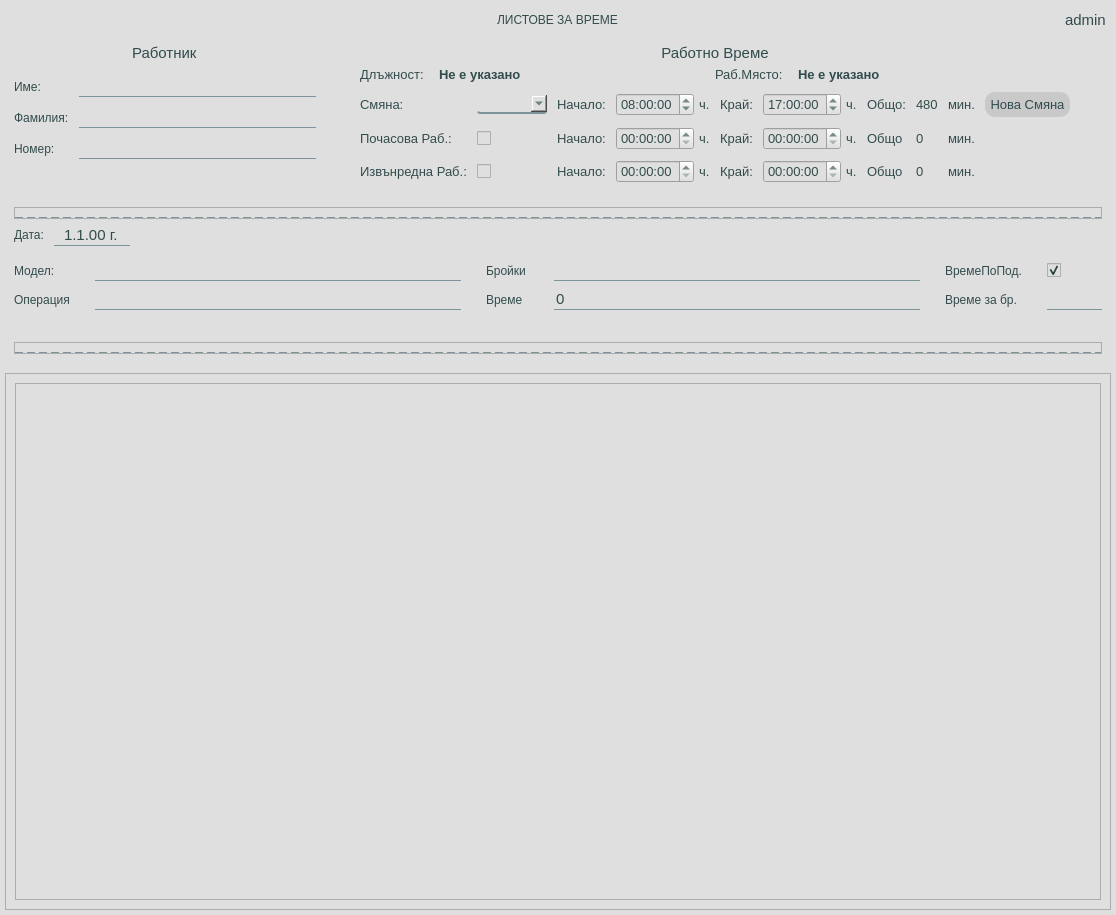
Old version of the form app/ui/widgets/customTimePapersWidget.ui in the repository DevilPhp/WorkSalary.v01.
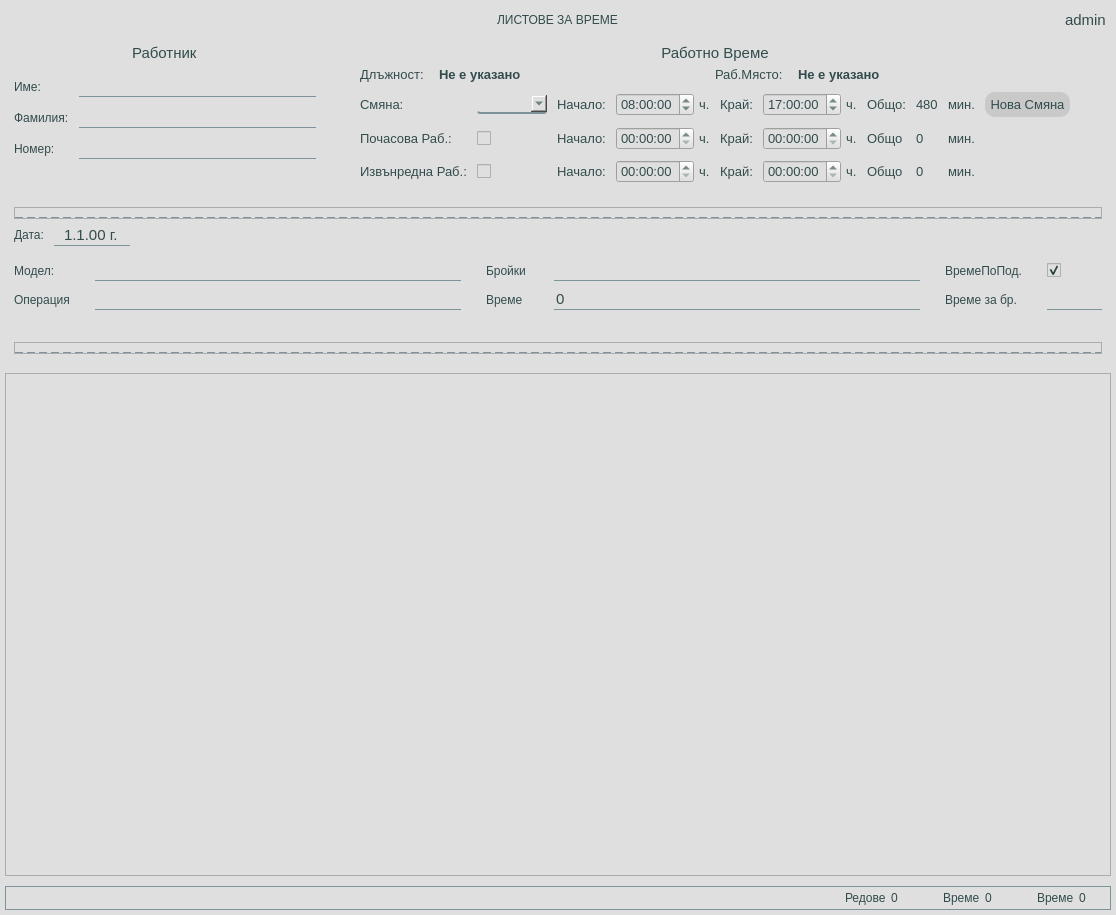
New version of the form. Icons and pictures are not drawn.

The edit to the form file:
```diff
--- a/app/ui/widgets/customTimePapersWidget.ui
+++ b/app/ui/widgets/customTimePapersWidget.ui
@@ -58,6 +58,13 @@
 	border-bottom: 1px solid #7c9399;
 }
 
+#statusBar {
+	border: 1px solid #7c9399;
+}
+#statusBar *{
+	font-size: 9pt;
+}
+
 #modelHolder QLabel, #newModelInfoHolder * , #widget_11 *{
 	font-size: 10pt;
 }
@@ -1348,7 +1355,7 @@
         <x>0</x>
         <y>0</y>
         <width>1104</width>
-        <height>508</height>
+        <height>472</height>
        </rect>
       </property>
       <layout class="QVBoxLayout" name="verticalLayout_12">
@@ -1368,66 +1375,221 @@
         <number>0</number>
        </property>
        <item>
-        <widget class="QWidget" name="widget_2" native="true">
-         <layout class="QVBoxLayout" name="verticalLayout_11">
-          <item>
-           <widget class="QTableView" name="timePapersForDayTableView">
-            <property name="focusPolicy">
-             <enum>Qt::NoFocus</enum>
-            </property>
-            <property name="styleSheet">
-             <string notr="true">QHeaderView:section{
-font: 700 10.5pt &quot;Segoe UI&quot;;
-background-color: #dfdfdf;
-padding-left: 10px;
-padding-top:10px;
-padding-right:10px;
-selection-background-color: #7f7f7f;
-}
-QVerticalView:section{
-min-height: 30;
-}
-QAbstractItemView{
-font: 10.5pt &quot;Segoe UI&quot;;
-selection-background-color: #545454;
-selection-color: #fefefe;
-}
-QAbstractItemView:item{
-	selection-background-color: #545454;
-	selection-color: #fefefe;
-}
-</string>
-            </property>
-            <property name="editTriggers">
-             <set>QAbstractItemView::AnyKeyPressed</set>
-            </property>
-            <property name="tabKeyNavigation">
-             <bool>false</bool>
-            </property>
-            <property name="alternatingRowColors">
-             <bool>true</bool>
-            </property>
-            <property name="selectionBehavior">
-             <enum>QAbstractItemView::SelectRows</enum>
-            </property>
-            <property name="sortingEnabled">
-             <bool>true</bool>
-            </property>
-            <property name="cornerButtonEnabled">
-             <bool>false</bool>
-            </property>
-            <attribute name="verticalHeaderVisible">
-             <bool>false</bool>
-            </attribute>
-           </widget>
-          </item>
-         </layout>
+        <widget class="QWidget" name="timePaperTableHolder" native="true">
+         <layout class="QVBoxLayout" name="verticalLayout_11"/>
         </widget>
        </item>
       </layout>
      </widget>
     </widget>
    </item>
+   <item>
+    <widget class="QWidget" name="statusBar" native="true">
+     <property name="minimumSize">
+      <size>
+       <width>0</width>
+       <height>0</height>
+      </size>
+     </property>
+     <layout class="QHBoxLayout" name="horizontalLayout_18">
+      <property name="spacing">
+       <number>10</number>
+      </property>
+      <property name="leftMargin">
+       <number>5</number>
+      </property>
+      <property name="topMargin">
+       <number>5</number>
+      </property>
+      <property name="rightMargin">
+       <number>5</number>
+      </property>
+      <property name="bottomMargin">
+       <number>5</number>
+      </property>
+      <item>
+       <widget class="QWidget" name="widget_2" native="true">
+        <layout class="QHBoxLayout" name="horizontalLayout_21">
+         <property name="spacing">
+          <number>10</number>
+         </property>
+         <property name="leftMargin">
+          <number>0</number>
+         </property>
+         <property name="topMargin">
+          <number>0</number>
+         </property>
+         <property name="rightMargin">
+          <number>0</number>
+         </property>
+         <property name="bottomMargin">
+          <number>0</number>
+         </property>
+        </layout>
+       </widget>
+      </item>
+      <item alignment="Qt::AlignLeft">
+       <widget class="QWidget" name="widget_8" native="true">
+        <layout class="QHBoxLayout" name="horizontalLayout_19">
+         <property name="spacing">
+          <number>10</number>
+         </property>
+         <property name="leftMargin">
+          <number>0</number>
+         </property>
+         <property name="topMargin">
+          <number>0</number>
+         </property>
+         <property name="rightMargin">
+          <number>0</number>
+         </property>
+         <property name="bottomMargin">
+          <number>0</number>
+         </property>
+        </layout>
+       </widget>
+      </item>
+      <item alignment="Qt::AlignRight">
+       <widget class="QWidget" name="widget_9" native="true">
+        <property name="minimumSize">
+         <size>
+          <width>0</width>
+          <height>0</height>
+         </size>
+        </property>
+        <layout class="QHBoxLayout" name="horizontalLayout_20">
+         <property name="spacing">
+          <number>45</number>
+         </property>
+         <property name="leftMargin">
+          <number>0</number>
+         </property>
+         <property name="topMargin">
+          <number>0</number>
+         </property>
+         <property name="rightMargin">
+          <number>20</number>
+         </property>
+         <property name="bottomMargin">
+          <number>0</number>
+         </property>
+         <item>
+          <widget class="QWidget" name="widget_16" native="true">
+           <layout class="QHBoxLayout" name="horizontalLayout_24">
+            <property name="spacing">
+             <number>5</number>
+            </property>
+            <property name="leftMargin">
+             <number>0</number>
+            </property>
+            <property name="topMargin">
+             <number>0</number>
+            </property>
+            <property name="rightMargin">
+             <number>0</number>
+            </property>
+            <property name="bottomMargin">
+             <number>0</number>
+            </property>
+            <item>
+             <widget class="QLabel" name="label_36">
+              <property name="text">
+               <string>Редове</string>
+              </property>
+             </widget>
+            </item>
+            <item>
+             <widget class="QLabel" name="label_37">
+              <property name="text">
+               <string>0</string>
+              </property>
+             </widget>
+            </item>
+           </layout>
+          </widget>
+         </item>
+         <item>
+          <widget class="QWidget" name="widget_10" native="true">
+           <layout class="QHBoxLayout" name="horizontalLayout_22">
+            <property name="spacing">
+             <number>5</number>
+            </property>
+            <property name="leftMargin">
+             <number>0</number>
+            </property>
+            <property name="topMargin">
+             <number>0</number>
+            </property>
+            <property name="rightMargin">
+             <number>0</number>
+            </property>
+            <property name="bottomMargin">
+             <number>0</number>
+            </property>
+            <item>
+             <widget class="QLabel" name="label_38">
+              <property name="text">
+               <string>Време</string>
+              </property>
+             </widget>
+            </item>
+            <item>
+             <widget class="QLabel" name="label_39">
+              <property name="text">
+               <string>0</string>
+              </property>
+             </widget>
+            </item>
+           </layout>
+          </widget>
+         </item>
+         <item>
+          <widget class="QWidget" name="widget_15" native="true">
+           <property name="minimumSize">
+            <size>
+             <width>0</width>
+             <height>0</height>
+            </size>
+           </property>
+           <layout class="QHBoxLayout" name="horizontalLayout_23">
+            <property name="spacing">
+             <number>5</number>
+            </property>
+            <property name="leftMargin">
+             <number>0</number>
+            </property>
+            <property name="topMargin">
+             <number>0</number>
+            </property>
+            <property name="rightMargin">
+             <number>0</number>
+            </property>
+            <property name="bottomMargin">
+             <number>0</number>
+            </property>
+            <item>
+             <widget class="QLabel" name="label_41">
+              <property name="text">
+               <string>Време</string>
+              </property>
+             </widget>
+            </item>
+            <item>
+             <widget class="QLabel" name="label_40">
+              <property name="text">
+               <string>0</string>
+              </property>
+             </widget>
+            </item>
+           </layout>
+          </widget>
+         </item>
+        </layout>
+       </widget>
+      </item>
+     </layout>
+    </widget>
+   </item>
   </layout>
  </widget>
  <resources>
```
Left out of the diff: 2 changed lines with no effect on the pictures.
